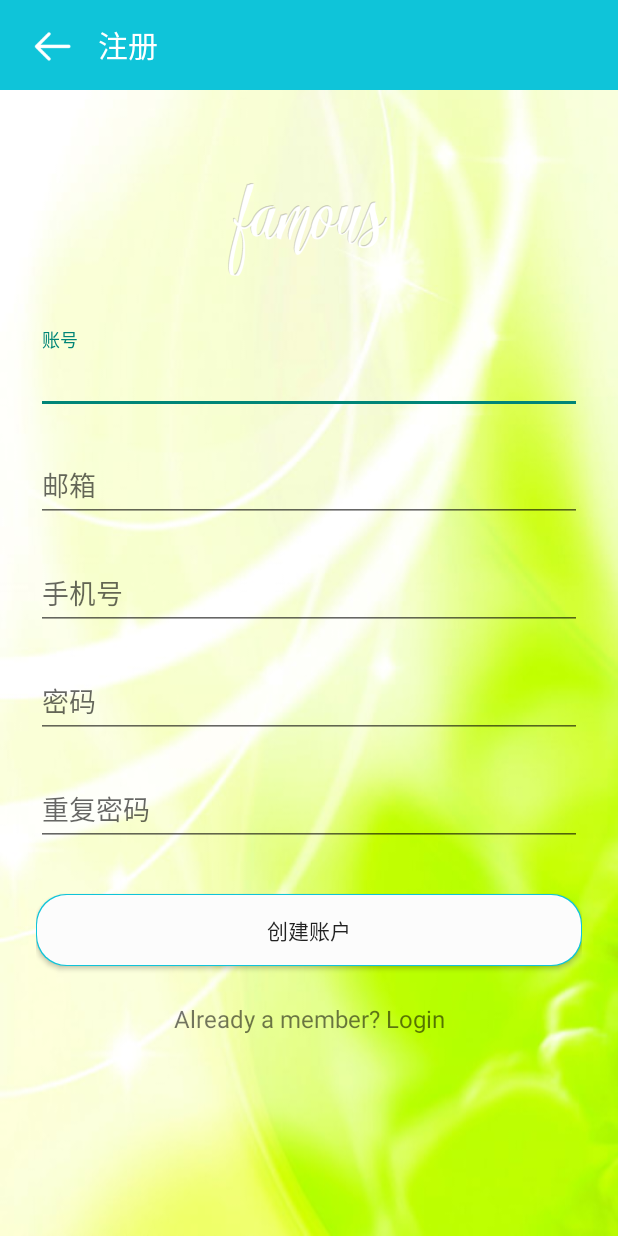
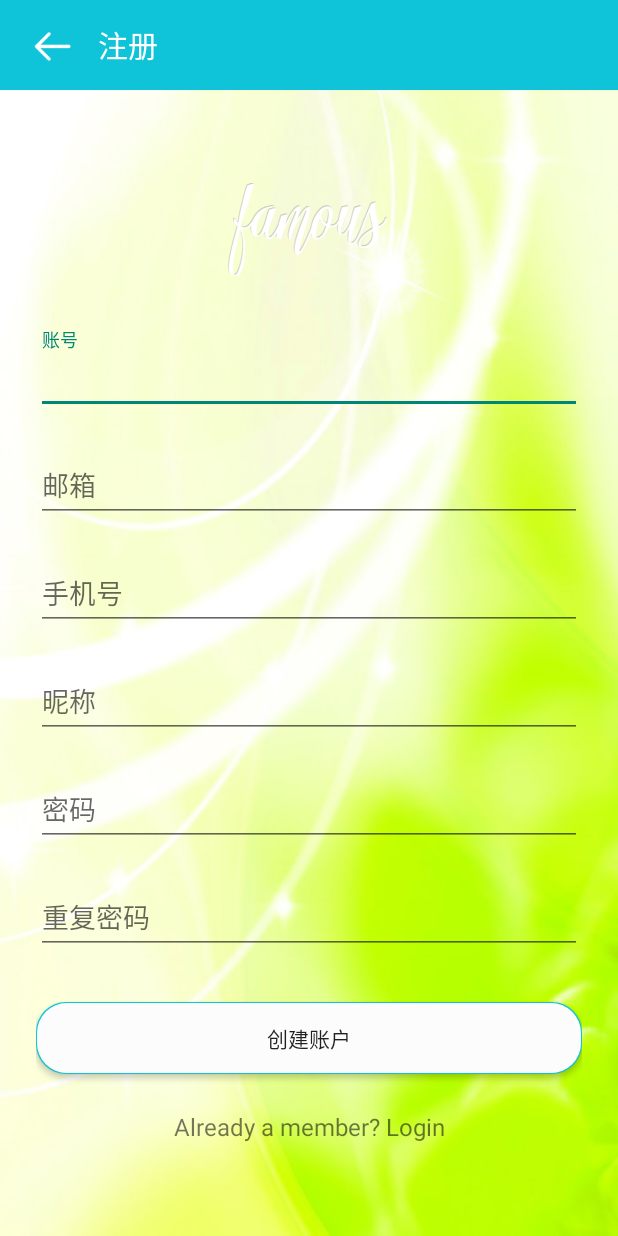
Before and after one commit to xz65669983/Toutiao-master, an Android app: the SignupActivity screen opened directly, with no data from a screen before it, on a phone screen of 412 x 824 dp. Run offline under Robolectric (Android 15) with nearby library versions, the phone set to English and light mode, and no system bars; our stand-ins replace ButterKnife, CircleImageView.

Commit message:
登录注册接口调试完成

```diff
--- a/app/src/main/java/com/meiji/elegantcommuncity/MainActivity.java
+++ b/app/src/main/java/com/meiji/elegantcommuncity/MainActivity.java
@@ -200,7 +200,7 @@ public class MainActivity extends BaseActivity implements NavigationView.OnNavig
         position = index;
         switch (index) {
             case FRAGMENT_HOMEPAGE:
-                toolbar.setTitle(R.string.app_name);
+                toolbar.setTitle(R.string.main_name);
                 /**
                  * 如果Fragment为空，就新建一个实例
                  * 如果不为空，就将它从栈中显示出来
--- a/app/src/main/java/com/meiji/elegantcommuncity/RetrofitFactory.java
+++ b/app/src/main/java/com/meiji/elegantcommuncity/RetrofitFactory.java
@@ -90,7 +90,7 @@ public class RetrofitFactory {
 
                 // Log 拦截器
                 if (BuildConfig.DEBUG) {
-                    builder = SdkManager.initInterceptor(builder);
+                    SdkManager.initInterceptor(builder);
                 }
 
                 retrofit = new Retrofit.Builder()
--- a/app/src/main/java/com/meiji/elegantcommuncity/model/Header.java
+++ b/app/src/main/java/com/meiji/elegantcommuncity/model/Header.java
@@ -8,10 +8,10 @@ import com.meiji.elegantcommuncity.util.Uuid;
  */
 
 public class Header {
-    private String responseId;
+    private String requestId;
     private String conversationId;
     public Header(){
-        responseId= Uuid.getUUID();
+        requestId = Uuid.getUUID();
         conversationId=Uuid.getUUID();
     }
 }
--- a/app/src/main/java/com/meiji/elegantcommuncity/module/news/article/NewsArticlePresenter.java
+++ b/app/src/main/java/com/meiji/elegantcommuncity/module/news/article/NewsArticlePresenter.java
@@ -75,6 +75,7 @@ public class NewsArticlePresenter implements INewsArticle.Presenter {
 //                .getNewsArticle2(this.category, this.time);
 
 //        Observable.merge(ob1, ob2)
+
         getRandom()
                 .subscribeOn(Schedulers.io())
                 .switchMap(new Function<MultiNewsArticleBean, Observable<MultiNewsArticleDataBean>>() {
--- a/app/src/main/java/com/meiji/elegantcommuncity/retrofit/MyRetrofit.java
+++ b/app/src/main/java/com/meiji/elegantcommuncity/retrofit/MyRetrofit.java
@@ -14,9 +14,10 @@ public class MyRetrofit {
     public static synchronized Retrofit getGsonRetrofitInstance(){
         if(retrofit==null){
              retrofit = new Retrofit.Builder()
-                    .baseUrl("http://kikipar.imwork.net:29296/")
+                   // .baseUrl("http://kikipar.imwork.net:29296/")
+                     .baseUrl("http://121.43.175.88:9080/")
                      .addConverterFactory(GsonConverterFactory.create())
-                    .build();
+                     .build();
         }
         return retrofit;
     }
--- a/app/src/main/java/com/meiji/elegantcommuncity/retrofit/UserService.java
+++ b/app/src/main/java/com/meiji/elegantcommuncity/retrofit/UserService.java
@@ -2,6 +2,7 @@ package com.meiji.elegantcommuncity.retrofit;
 
 
 import com.meiji.elegantcommuncity.model.RegisterModel;
+import com.meiji.elegantcommuncity.model.User;
 
 import java.util.List;
 
@@ -20,14 +21,17 @@ import retrofit2.http.Part;
  */
 
 public interface UserService {
-    @POST("elegant/greeting")
+    @POST("elegant/user/login")
     @Headers({"Content-Type: application/json","Accept: application/json"})//需要添加头
-    Call<ResponseBody> login(@Body RequestBody requestBody);
+    Call<ResponseBody> login(@Body User user);
 
-    @POST("user/register")
+    @POST("elegant/user/register")
     @Headers({"Content-Type: application/json","Accept: application/json"})//需要添加头
     Call<ResponseBody> signUp(@Body RegisterModel registerModel);
 
+    @POST("elegant/user/logout")
+    @Headers({"Content-Type: application/json","Accept: application/json"})//需要添加头
+    Call<ResponseBody> logOut(@Body User user);
     @POST("fileUpload")
     @Multipart
     Call<ResponseBody> upLoadCertificateId(@Part List<MultipartBody.Part> partList);
--- a/app/src/main/res/layout/activity_signup.xml
+++ b/app/src/main/res/layout/activity_signup.xml
@@ -89,18 +89,32 @@
                     android:inputType="number"
                     android:hint="手机号" />
             </android.support.design.widget.TextInputLayout>
+            <!-- mobile number -->
+            <android.support.design.widget.TextInputLayout
+                android:layout_width="match_parent"
+                android:layout_height="wrap_content"
+                android:layout_marginTop="8dp"
+                android:layout_marginBottom="8dp">
+                <EditText android:id="@+id/input_nick_name"
+                    android:layout_width="match_parent"
+                    android:layout_height="wrap_content"
+                    android:inputType="number"
+                    android:hint="昵称" />
+            </android.support.design.widget.TextInputLayout>
 
             <!-- Password Label -->
             <android.support.design.widget.TextInputLayout
                 android:layout_width="match_parent"
                 android:layout_height="wrap_content"
-                android:layout_marginTop="8dp"
-                android:layout_marginBottom="8dp">
-                <EditText android:id="@+id/input_password"
+                android:layout_marginBottom="8dp"
+                android:layout_marginTop="8dp">
+
+                <EditText
+                    android:id="@+id/input_password"
                     android:layout_width="match_parent"
                     android:layout_height="wrap_content"
-                    android:inputType="textPassword"
-                    android:hint="密码"/>
+                    android:hint="密码"
+                    android:inputType="textPassword" />
             </android.support.design.widget.TextInputLayout>
 
             <!-- Password Re-enter Label -->
--- a/app/src/main/res/values/strings.xml
+++ b/app/src/main/res/values/strings.xml
@@ -1,7 +1,7 @@
 <resources>
     <string name="app_name">全球顶尖大学书友会</string>
 
-    <string name="main_name"> 优雅社区，很高兴认识您！</string>
+    <string name="main_name"> 优雅社区，欢迎您！</string>
 
     <!-- Example General com.meiji.toutiao.settings -->
     <string name="switch_photo_mode">无图模式</string>
@@ -157,6 +157,7 @@
     <string name="user_city">所在城市 </string>
     <string name="revise_password">修改密码</string>
     <string name="user_save">保存</string>
+    <string name="log_out">退出登录</string>
     <string-array name="user_sex_name">
         <item>保密</item>
         <item>男</item>
```
Also changed, not shown: app/src/main/java/com/meiji/elegantcommuncity/activity/LoginActivity.java (+56 -22 lines), app/src/main/java/com/meiji/elegantcommuncity/activity/SignupActivity.java (+69 -40 lines), app/src/main/java/com/meiji/elegantcommuncity/activity/UserDetailsActivity.java (+50 -0 lines), app/src/main/java/com/meiji/elegantcommuncity/model/User.java (+21 -22 lines), app/src/main/java/com/meiji/elegantcommuncity/util/UserInfoUtil.java (added, +50 -0 lines), app/src/main/res/layout/activity_spuser_details.xml (+10 -0 lines), app/src/debug/java/com/meiji/elegantcommuncity/SdkManager.java (renamed from app/src/debug/java/elegantcommuncity/SdkManager.java).
